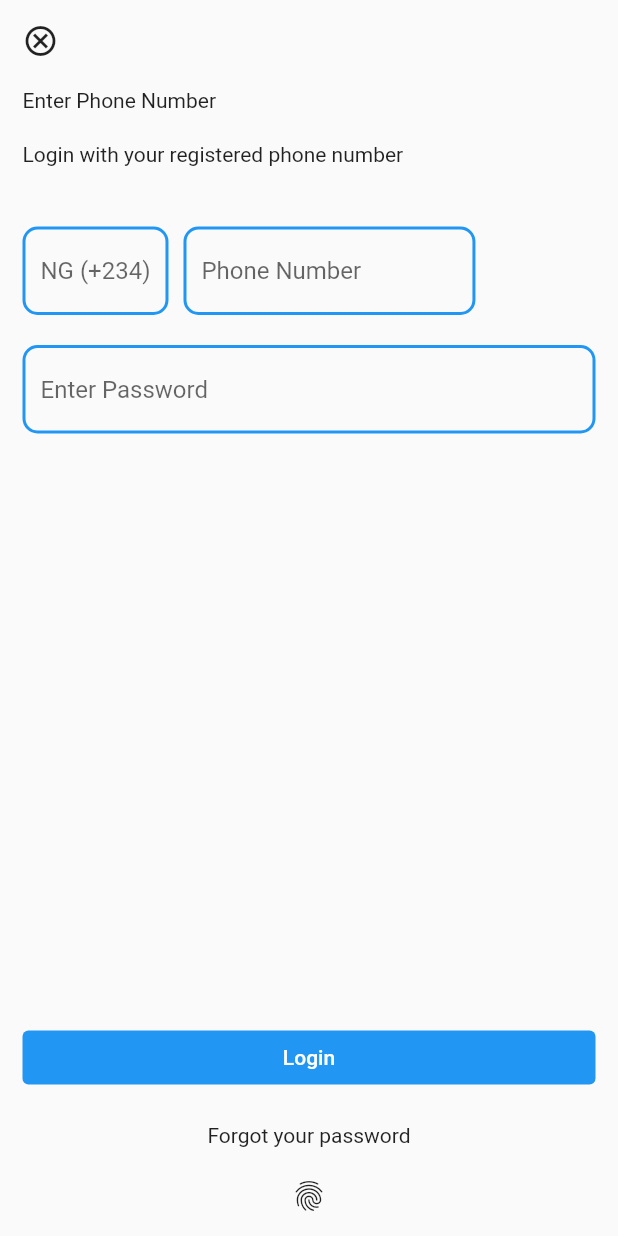
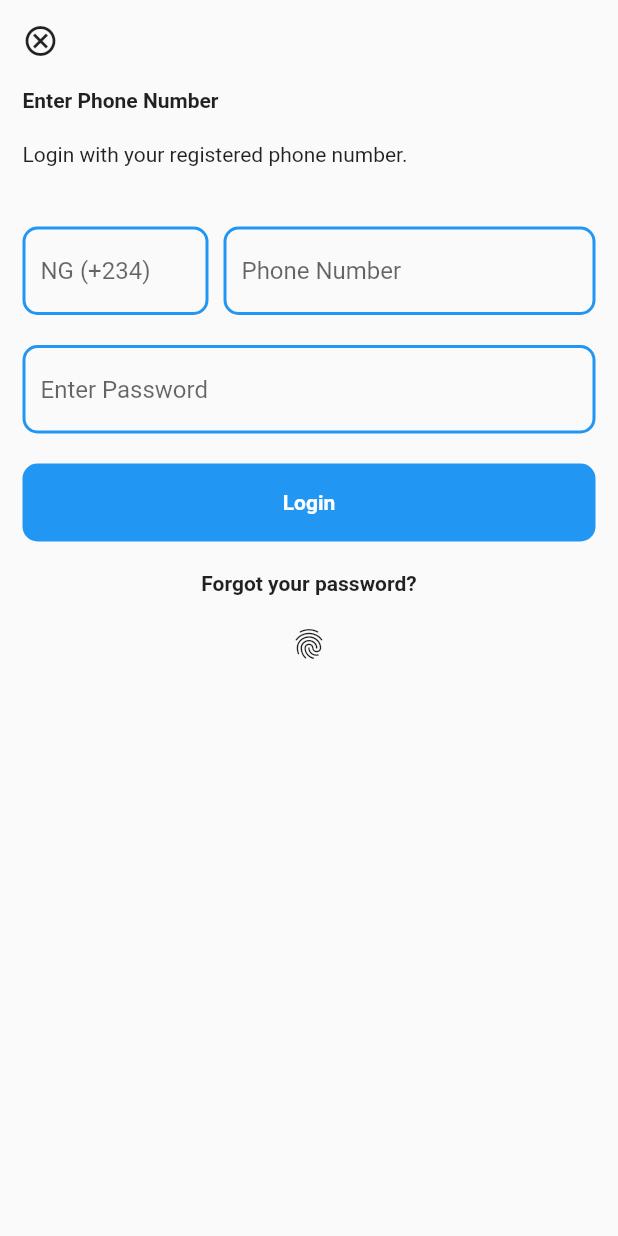
Before and after one commit to ernestkoko/rimotechtest, a Flutter app: the screen it shows after launch, after a tap on "Login", on a phone screen of 412 x 824 dp. Run offline on Flutter 3.47's test engine with Material 2 defaults, Android fonts, the phone set to English and light mode, and no system bars; our stand-ins replace get, google_maps_flutter.

Commit message:
Did small refactoring

```diff
--- a/lib/common/custom_widgets.dart
+++ b/lib/common/custom_widgets.dart
@@ -6,7 +6,7 @@ Widget customTextField({String? hint,
   FocusNode? focusNode,
   Widget? suffixIcon, bool readOnly =false,
   TextInputType? textInputType, ValueChanged<String>? onChanged}) {
-  return Expanded(child: TextField(
+  return TextField(
       controller: controller,
       focusNode: focusNode,
       readOnly: readOnly,
@@ -35,13 +35,13 @@ Widget customTextField({String? hint,
       // onChanged: controller.onMeterNumberChanged,
       keyboardType: textInputType,
       textInputAction: TextInputAction.next,
-      onEditingComplete: () => {}),);
+      onEditingComplete: () => {});
 }
 
 Widget customRow(ValueChanged<String>? onChange) {
 
-  return IntrinsicWidth(
-    child: Row(
+  return
+    Row(
       mainAxisAlignment: MainAxisAlignment.start,
       children: [
         Expanded(
@@ -53,10 +53,9 @@ Widget customRow(ValueChanged<String>? onChange) {
           flex: 2,
           child: customTextField(
             hint: "Phone Number",
-            onChanged: onChange,
-          ),
-        ),
-      ],
-    ),
+
+        ),)
+      ]
+
   );
 }
--- a/lib/modules/login_module/login_module_page.dart
+++ b/lib/modules/login_module/login_module_page.dart
@@ -22,19 +22,23 @@ class LoginModulePage extends GetView<LoginController> {
               onTap: () => Get.back(),
             ),
             sizedH,
-            const Text("Enter Phone Number"),
+            const Text(
+              "Enter Phone Number",
+              style: TextStyle(fontWeight: FontWeight.bold),
+            ),
             sizedH,
             SizedBox(
               width: Get.width,
-              child: const Text("Login with your registered phone number"),
+              child: const Text("Login with your registered phone number."),
             ),
             sizedH,
             sizedH,
-            customRow((value)=>controller.onPasswordChanged(value)),
+            customRow((value) => controller.onPasswordChanged(value)),
             sizedH,
             customTextField(
-                hint: "Enter Password", textInputType: TextInputType.text,
-            onChanged: (text)=>controller.onPasswordChanged(text)),
+                hint: "Enter Password",
+                textInputType: TextInputType.text,
+                onChanged: (text) => controller.onPasswordChanged(text)),
             sizedH,
             Row(
               mainAxisAlignment: MainAxisAlignment.center,
@@ -46,10 +50,17 @@ class LoginModulePage extends GetView<LoginController> {
                       //go to map
                       Get.toNamed(Routes.MAPPAGE)
                     },
-                    style: TextButton.styleFrom(backgroundColor: Colors.blue),
-                    child: const Text(
-                      "Login",
-                      style: TextStyle(color: Colors.white),
+                    style: TextButton.styleFrom(
+                        backgroundColor: Colors.blue,
+                        shape: RoundedRectangleBorder(
+                            borderRadius: BorderRadius.circular(10))),
+                    child: Container(
+                      margin: const EdgeInsets.all(10),
+                      child: const Text(
+                        "Login",
+                        style: TextStyle(
+                            color: Colors.white, fontWeight: FontWeight.bold),
+                      ),
                     ),
                   ),
                 ),
@@ -57,7 +68,10 @@ class LoginModulePage extends GetView<LoginController> {
             ),
             sizedH,
             const Center(
-              child: Text("Forgot your password"),
+              child: Text(
+                "Forgot your password?",
+                style: TextStyle(fontWeight: FontWeight.bold),
+              ),
             ),
             sizedH,
             const Center(
```
